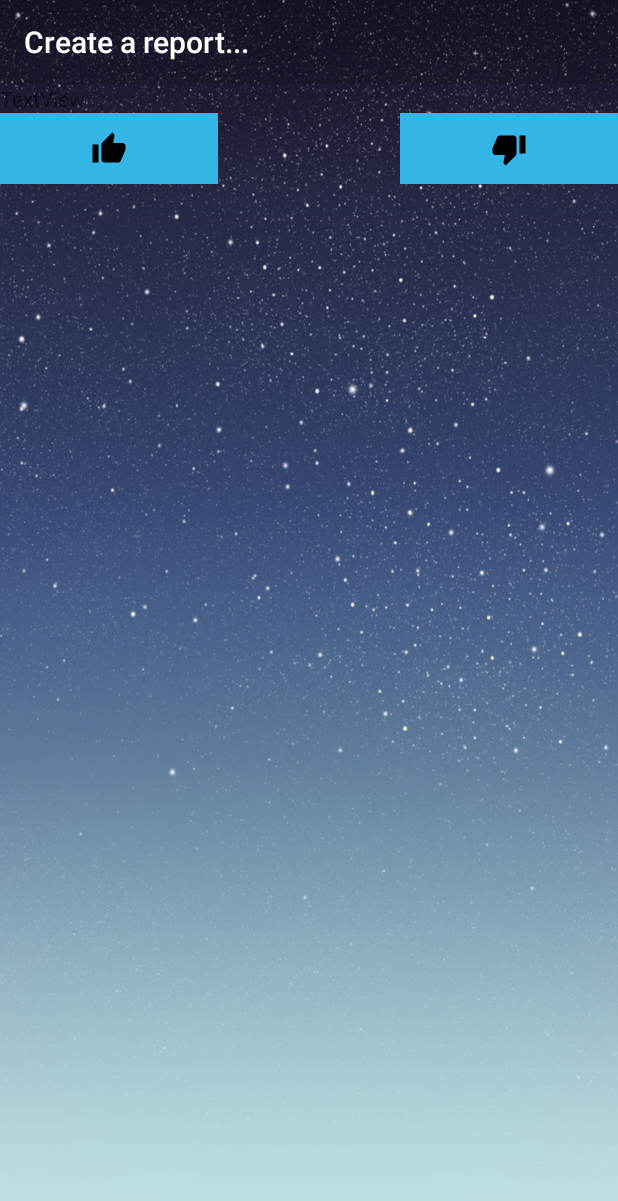
After one commit to Climapp-Cosw/ClimappAndroid, an Android app: the layout activity_dialog_votar.xml on its own in the app's theme, with its tools: preview values and no code run, on a phone screen of 412 x 824 dp. The commit adds this screen. Shown: the top 1201 px of the screen. Run offline under Robolectric (Android 15) with nearby library versions, the phone set to English and light mode, and no system bars.

Commit message:
Marcadores y sacando dialogo para votar

```diff
--- a/app/src/main/java/edu/eci/cosw/climapp/network/Network.java
+++ b/app/src/main/java/edu/eci/cosw/climapp/network/Network.java
@@ -37,6 +37,7 @@ public interface Network {
 
     void deleteFavoriteZones(String email, Zone zone, RequestCallback<List<Zone>> requestCallback, String token);
 
+    void updateReport(Report report, RequestCallback<Report> requestCallback, String token);
 
     void getReportsSensors(RequestCallback<List<Sensor>> requestCallback, String token);
 }
--- a/app/src/main/java/edu/eci/cosw/climapp/services/NetworkService.java
+++ b/app/src/main/java/edu/eci/cosw/climapp/services/NetworkService.java
@@ -38,6 +38,9 @@ public interface NetworkService {
     @POST( "reports/newReport" )
     Call<ResponseBody> createReport(@Body Report report);
 
+    @POST( "reports/" )
+    Call<Report> updateReport(@Body Report report);
+
     @GET( "reports/" )
     Call<List<Report>> getReports();
 
--- /dev/null
+++ b/app/src/main/res/layout/activity_dialog_votar.xml
@@ -0,0 +1,63 @@
+<?xml version="1.0" encoding="utf-8"?>
+<LinearLayout xmlns:android="http://schemas.android.com/apk/res/android"
+    xmlns:app="http://schemas.android.com/apk/res-auto"
+    xmlns:tools="http://schemas.android.com/tools"
+    android:layout_width="match_parent"
+    android:layout_height="match_parent"
+    android:background="@drawable/background"
+    android:orientation="vertical">
+
+    <android.support.v7.widget.Toolbar
+        android:id="@+id/toolbar3"
+        android:layout_width="match_parent"
+        android:layout_height="wrap_content"
+        android:background="@color/common_google_signin_btn_text_dark_disabled"
+        app:subtitleTextColor="@android:color/background_light"
+        app:title="Create a report..."
+        app:titleTextColor="@android:color/background_light" />
+
+    <ProgressBar
+        android:id="@+id/progressBar5"
+        style="?android:attr/progressBarStyle"
+        android:layout_width="match_parent"
+        android:layout_height="0dp"
+        android:layout_weight="1"
+        android:visibility="gone" />
+
+    <TextView
+        android:id="@+id/textmap"
+        android:layout_width="match_parent"
+        android:layout_height="wrap_content"
+        android:text="TextView" />
+
+    <LinearLayout
+        android:layout_width="match_parent"
+        android:layout_height="wrap_content"
+        android:orientation="horizontal">
+
+        <ImageButton
+            android:id="@+id/upbt"
+            android:layout_width="wrap_content"
+            android:layout_height="match_parent"
+            android:layout_weight="1"
+            android:background="@android:color/holo_blue_light"
+            android:contentDescription="@string/todo"
+            android:src="@drawable/ic_thumb_up_black_24dp" />
+
+        <Space
+            android:layout_width="wrap_content"
+            android:layout_height="47dp"
+            android:layout_weight="1" />
+
+        <ImageButton
+            android:id="@+id/downbt"
+            android:layout_width="wrap_content"
+            android:layout_height="match_parent"
+            android:layout_weight="1"
+            android:background="@android:color/holo_blue_light"
+            android:contentDescription="@string/todo"
+            android:src="@drawable/ic_thumb_down_black_24dp" />
+
+    </LinearLayout>
+
+</LinearLayout>
--- a/app/src/main/res/values-v21/strings.xml
+++ b/app/src/main/res/values-v21/strings.xml
@@ -15,7 +15,6 @@
     <string name="cloudy">Cloudy</string>
     <string name="user">User</string>
     <string name="email">Email</string>
-    <string name="todo">TODO</string>
     <string name="numpoints">numPoints</string>
     <string name="namezone">namezone</string>
     <string name="checkbox">CheckBox</string>
@@ -25,4 +24,5 @@
     <string name="_250">250</string>
     <string name="points">Points</string>
     <string name="name">Name:</string>
+    <string name="todo">TODO</string>
 </resources>
--- a/app/src/main/res/values-w820dp/strings.xml
+++ b/app/src/main/res/values-w820dp/strings.xml
@@ -16,7 +16,6 @@
     <string name="cloudy">Cloudy</string>
     <string name="user">User</string>
     <string name="email">Email</string>
-    <string name="todo">TODO</string>
     <string name="numpoints">numPoints</string>
     <string name="namezone">namezone</string>
     <string name="checkbox">CheckBox</string>
@@ -26,4 +25,5 @@
     <string name="_250">250</string>
     <string name="points">Points</string>
     <string name="name">Name:</string>
+    <string name="todo">TODO</string>
 </resources>
```
Also changed, not shown: app/src/main/java/edu/eci/cosw/climapp/controller/fragmentMap.java (+71 -18 lines), app/src/main/java/edu/eci/cosw/climapp/model/Report.java (+22 -0 lines), app/src/main/java/edu/eci/cosw/climapp/network/RetrofitNetwork.java (+17 -0 lines).
